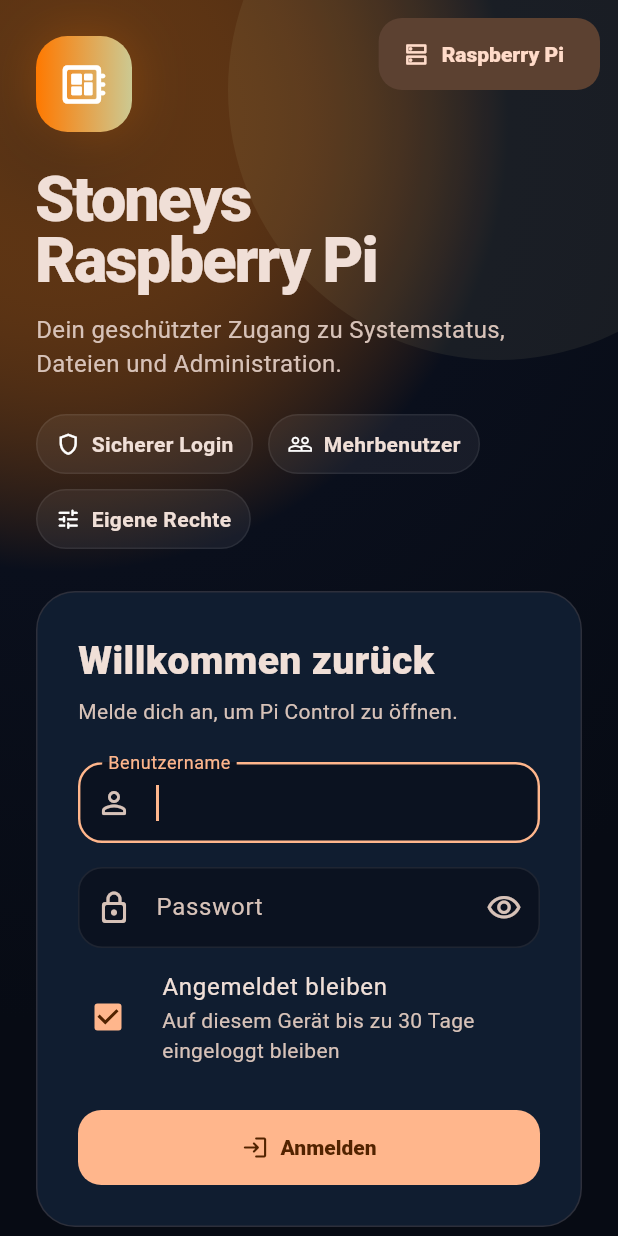
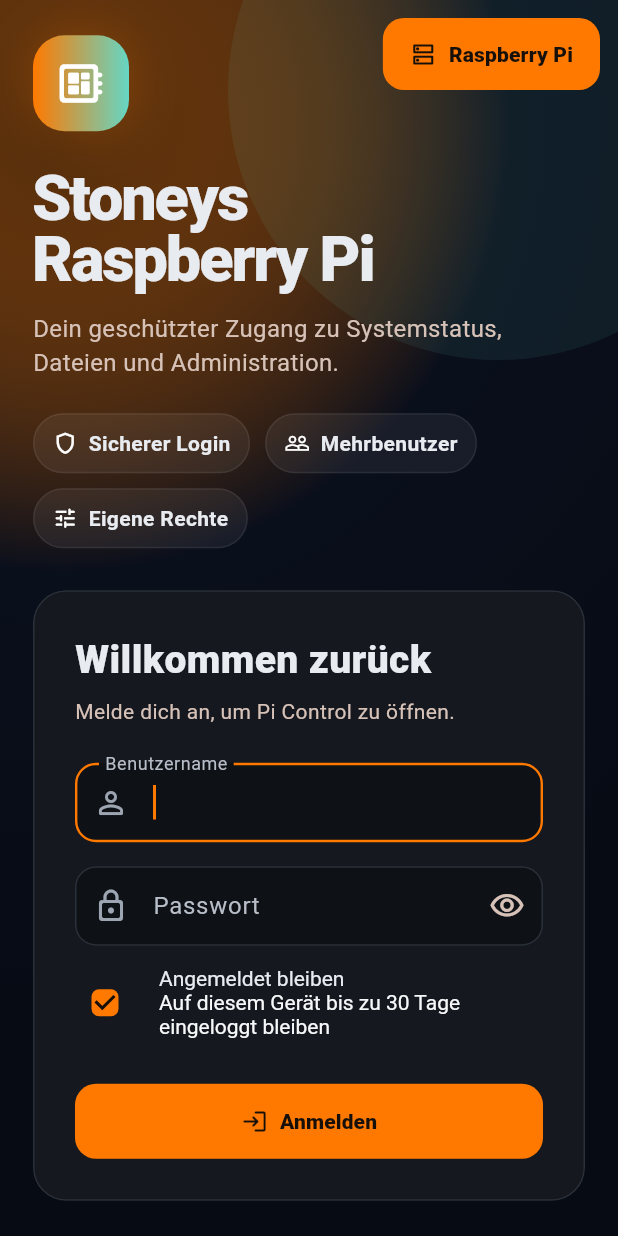
Before and after one commit to SimonSteindl/pi-control, a Flutter app: the screen it shows after launch, on a phone screen of 412 x 824 dp. Run offline on Flutter 3.47's test engine with Material 3 defaults, Android fonts, the phone set to English and light mode, and no system bars; our stand-ins replace file_picker, flutter_secure_storage, image_picker, qr_flutter, shared_preferences; missing offline and left inert: home_widget, workmanager; statements that could not run were skipped.

Commit message:
Redesign shared Pi-Control theme and component styling

```diff
--- a/app/lib/layout_system.dart
+++ b/app/lib/layout_system.dart
@@ -99,9 +99,24 @@
   PiLayoutStyle style,
   Color accent,
 ) {
+  // Pi-Control redesign preview: a quieter graphite canvas, warm orange focus,
+  // high-contrast typography, and one consistent component language.
   final scheme = ColorScheme.fromSeed(
     seedColor: accent,
     brightness: Brightness.dark,
+    surface: const Color(0xFF15181E),
+  ).copyWith(
+    primary: accent,
+    secondary: const Color(0xFFFFB36B),
+    tertiary: const Color(0xFF65D6C4),
+    surface: const Color(0xFF15181E),
+    surfaceContainerLowest: const Color(0xFF0C0E12),
+    surfaceContainerLow: const Color(0xFF111419),
+    surfaceContainer: const Color(0xFF171B21),
+    surfaceContainerHigh: const Color(0xFF1D222A),
+    surfaceContainerHighest: const Color(0xFF252B34),
+    outline: const Color(0xFF343B46),
+    outlineVariant: const Color(0xFF2A3039),
   );
   final (
     background,
@@ -112,75 +127,77 @@
     gap,
   ) = switch (style) {
     PiLayoutStyle.aurora => (
-      const Color(0xFF07111F),
-      const Color(0xFF101D30),
-      26.0,
+      const Color(0xFF0B0D11),
+      const Color(0xFF15181E),
+      22.0,
       0.0,
-      20.0,
+      18.0,
       16.0,
     ),
     PiLayoutStyle.commandCenter => (
-      const Color(0xFF070B12),
-      const Color(0xFF101827),
-      20.0,
+      const Color(0xFF0B0D11),
+      const Color(0xFF15181E),
+      18.0,
       0.0,
       22.0,
       15.0,
     ),
     PiLayoutStyle.compact => (
-      const Color(0xFF0B0E13),
-      const Color(0xFF151920),
-      10.0,
+      const Color(0xFF0B0D11),
+      const Color(0xFF14171C),
+      14.0,
       0.0,
       12.0,
-      8.0,
+      9.0,
     ),
     PiLayoutStyle.classic => (
-      const Color(0xFF101318),
-      const Color(0xFF1B2028),
+      const Color(0xFF0D0F13),
+      const Color(0xFF171A20),
       16.0,
-      1.0,
+      0.0,
       16.0,
       12.0,
     ),
   };
 
   final dense = style == PiLayoutStyle.compact;
-  final border = BorderSide(color: Colors.white.withValues(alpha: 0.08));
+  final border = const BorderSide(color: Color(0xFF2A3039));
   final rounded = RoundedRectangleBorder(
     borderRadius: BorderRadius.circular(radius),
+    side: border,
+  );
+  final textTheme = base.textTheme.apply(
+    bodyColor: const Color(0xFFE8EBF0),
+    displayColor: const Color(0xFFF7F8FA),
   );
 
   return base.copyWith(
     colorScheme: scheme,
     scaffoldBackgroundColor: background,
     visualDensity: dense ? VisualDensity.compact : VisualDensity.standard,
-    textTheme: base.textTheme.copyWith(
-      headlineLarge: base.textTheme.headlineLarge?.copyWith(
-        fontWeight: FontWeight.w900,
-        letterSpacing: -1.1,
-        height: 1.05,
+    textTheme: textTheme.copyWith(
+      displayLarge: textTheme.displayLarge?.copyWith(
+        fontWeight: FontWeight.w900, letterSpacing: -1.5, height: 1.0,
       ),
-      headlineMedium: base.textTheme.headlineMedium?.copyWith(
-        fontWeight: FontWeight.w900,
-        letterSpacing: -0.7,
+      headlineLarge: textTheme.headlineLarge?.copyWith(
+        fontWeight: FontWeight.w900, letterSpacing: -1.0, height: 1.05,
       ),
-      headlineSmall: base.textTheme.headlineSmall?.copyWith(
-        fontWeight: FontWeight.w900,
-        letterSpacing: -0.5,
+      headlineMedium: textTheme.headlineMedium?.copyWith(
+        fontWeight: FontWeight.w900, letterSpacing: -0.7,
       ),
-      titleLarge: base.textTheme.titleLarge?.copyWith(
-        fontWeight: FontWeight.w800,
-        letterSpacing: -0.25,
+      headlineSmall: textTheme.headlineSmall?.copyWith(
+        fontWeight: FontWeight.w800, letterSpacing: -0.4,
       ),
-      titleMedium: base.textTheme.titleMedium?.copyWith(
-        fontWeight: FontWeight.w700,
+      titleLarge: textTheme.titleLarge?.copyWith(
+        fontWeight: FontWeight.w800, letterSpacing: -0.25,
       ),
-      bodyMedium: base.textTheme.bodyMedium?.copyWith(height: 1.4),
-      bodySmall: base.textTheme.bodySmall?.copyWith(
-        color: scheme.onSurfaceVariant,
-        height: 1.35,
+      titleMedium: textTheme.titleMedium?.copyWith(fontWeight: FontWeight.w700),
+      bodyLarge: textTheme.bodyLarge?.copyWith(height: 1.42),
+      bodyMedium: textTheme.bodyMedium?.copyWith(height: 1.42),
+      bodySmall: textTheme.bodySmall?.copyWith(
+        color: const Color(0xFFA4ACB8), height: 1.35,
       ),
+      labelLarge: textTheme.labelLarge?.copyWith(fontWeight: FontWeight.w800),
     ),
     extensions: [
       PiDesignTokens(
@@ -196,134 +213,171 @@
       elevation: elevation,
       margin: EdgeInsets.zero,
       surfaceTintColor: Colors.transparent,
+      clipBehavior: Clip.antiAlias,
       shape: RoundedRectangleBorder(
         borderRadius: BorderRadius.circular(radius),
-        side: BorderSide(
-          color: style == PiLayoutStyle.aurora
-              ? scheme.primary.withValues(alpha: 0.12)
-              : style == PiLayoutStyle.commandCenter
-              ? scheme.primary.withValues(alpha: 0.16)
-              : Colors.white.withValues(alpha: 0.07),
-        ),
+        side: border,
       ),
     ),
-    dividerTheme: DividerThemeData(color: Colors.white.withValues(alpha: 0.08)),
+    dividerTheme: const DividerThemeData(
+      color: Color(0xFF292F38), thickness: 1, space: 1,
+    ),
     dialogTheme: DialogThemeData(
       backgroundColor: surface,
       surfaceTintColor: Colors.transparent,
       shape: rounded,
+      titleTextStyle: textTheme.titleLarge?.copyWith(
+        color: const Color(0xFFF7F8FA), fontWeight: FontWeight.w800,
+      ),
     ),
     bottomSheetTheme: BottomSheetThemeData(
       backgroundColor: surface,
       modalBackgroundColor: surface,
       surfaceTintColor: Colors.transparent,
       showDragHandle: true,
+      dragHandleColor: const Color(0xFF535C68),
       shape: RoundedRectangleBorder(
-        borderRadius: BorderRadius.vertical(top: Radius.circular(radius)),
+        borderRadius: BorderRadius.vertical(top: Radius.circular(radius + 4)),
+        side: border,
       ),
     ),
     inputDecorationTheme: InputDecorationTheme(
       filled: true,
-      fillColor: const Color(0xFF0B1220),
+      fillColor: const Color(0xFF0E1116),
+      hintStyle: const TextStyle(color: Color(0xFF7E8794)),
+      labelStyle: const TextStyle(color: Color(0xFFB7BEC8)),
+      prefixIconColor: const Color(0xFF9CA5B1),
       border: OutlineInputBorder(
-        borderRadius: BorderRadius.circular(radius * .62),
+        borderRadius: BorderRadius.circular(14),
         borderSide: border,
       ),
       enabledBorder: OutlineInputBorder(
-        borderRadius: BorderRadius.circular(radius * .62),
+        borderRadius: BorderRadius.circular(14),
         borderSide: border,
       ),
       focusedBorder: OutlineInputBorder(
-        borderRadius: BorderRadius.circular(radius * .62),
-        borderSide: BorderSide(color: scheme.primary, width: 1.6),
+        borderRadius: BorderRadius.circular(14),
+        borderSide: BorderSide(color: accent, width: 1.6),
+      ),
+      errorBorder: OutlineInputBorder(
+        borderRadius: BorderRadius.circular(14),
+        borderSide: const BorderSide(color: Color(0xFFFF6B6B)),
       ),
       contentPadding: EdgeInsets.symmetric(
-        horizontal: dense ? 12 : 16,
-        vertical: dense ? 11 : 15,
+        horizontal: dense ? 12 : 16, vertical: dense ? 11 : 15,
       ),
     ),
     filledButtonTheme: FilledButtonThemeData(
       style: FilledButton.styleFrom(
+        backgroundColor: accent,
+        foregroundColor: const Color(0xFF17100A),
+        disabledBackgroundColor: accent.withValues(alpha: .28),
         minimumSize: Size(0, dense ? 42 : 48),
-        shape: RoundedRectangleBorder(
-          borderRadius: BorderRadius.circular(radius * .6),
-        ),
-        textStyle: const TextStyle(fontWeight: FontWeight.w800),
+        padding: const EdgeInsets.symmetric(horizontal: 18, vertical: 13),
+        shape: RoundedRectangleBorder(borderRadius: BorderRadius.circular(14)),
+        textStyle: const TextStyle(fontWeight: FontWeight.w800, letterSpacing: .1),
       ),
     ),
     outlinedButtonTheme: OutlinedButtonThemeData(
       style: OutlinedButton.styleFrom(
+        foregroundColor: const Color(0xFFE8EBF0),
         minimumSize: Size(0, dense ? 40 : 46),
         side: border,
-        shape: RoundedRectangleBorder(
-          borderRadius: BorderRadius.circular(radius * .6),
-        ),
+        shape: RoundedRectangleBorder(borderRadius: BorderRadius.circular(14)),
+        textStyle: const TextStyle(fontWeight: FontWeight.w700),
+      ),
+    ),
+    textButtonTheme: TextButtonThemeData(
+      style: TextButton.styleFrom(
+        foregroundColor: const Color(0xFFFFA34D),
         textStyle: const TextStyle(fontWeight: FontWeight.w700),
       ),
     ),
     chipTheme: base.chipTheme.copyWith(
-      backgroundColor: surface,
-      selectedColor: scheme.primaryContainer,
+      backgroundColor: const Color(0xFF1A1F26),
+      selectedColor: accent.withValues(alpha: .18),
       side: border,
-      shape: RoundedRectangleBorder(
-        borderRadius: BorderRadius.circular(radius * .5),
-      ),
+      labelStyle: const TextStyle(fontWeight: FontWeight.w700),
+      shape: RoundedRectangleBorder(borderRadius: BorderRadius.circular(12)),
     ),
     listTileTheme: ListTileThemeData(
-      shape: RoundedRectangleBorder(
-        borderRadius: BorderRadius.circular(radius * .58),
-      ),
+      shape: RoundedRectangleBorder(borderRadius: BorderRadius.circular(14)),
       contentPadding: EdgeInsets.symmetric(horizontal: dense ? 12 : 16),
+      iconColor: const Color(0xFFA8B0BC),
+      titleTextStyle: textTheme.titleMedium,
+      subtitleTextStyle: textTheme.bodySmall,
     ),
     snackBarTheme: SnackBarThemeData(
       behavior: SnackBarBehavior.floating,
-      backgroundColor: const Color(0xFF202A3B),
-      shape: RoundedRectangleBorder(
-        borderRadius: BorderRadius.circular(radius * .55),
-      ),
+      backgroundColor: const Color(0xFF252B34),
+      contentTextStyle: const TextStyle(color: Color(0xFFF7F8FA)),
+      shape: RoundedRectangleBorder(borderRadius: BorderRadius.circular(14)),
     ),
     progressIndicatorTheme: ProgressIndicatorThemeData(
-      color: scheme.primary,
-      linearTrackColor: scheme.primary.withValues(alpha: .12),
-      circularTrackColor: scheme.primary.withValues(alpha: .12),
+      color: accent,
+      linearTrackColor: accent.withValues(alpha: .15),
+      circularTrackColor: accent.withValues(alpha: .15),
     ),
-    tabBarTheme: TabBarThemeData(
-      dividerColor: Colors.white.withValues(alpha: .07),
-      indicatorColor: scheme.primary,
-      labelColor: scheme.primary,
-      unselectedLabelColor: scheme.onSurfaceVariant,
-      labelStyle: const TextStyle(fontWeight: FontWeight.w800),
-      unselectedLabelStyle: const TextStyle(fontWeight: FontWeight.w600),
+    tabBarTheme: const TabBarThemeData(
+      dividerColor: Color(0xFF292F38),
+      indicatorColor: Color(0xFFFF7900),
+      labelColor: Color(0xFFFFA34D),
+      unselectedLabelColor: Color(0xFF929BA8),
+      labelStyle: TextStyle(fontWeight: FontWeight.w800),
+      unselectedLabelStyle: TextStyle(fontWeight: FontWeight.w600),
     ),
     floatingActionButtonTheme: FloatingActionButtonThemeData(
-      backgroundColor: scheme.primary,
-      foregroundColor: scheme.onPrimary,
-      shape: RoundedRectangleBorder(
-        borderRadius: BorderRadius.circular(radius * .8),
+      backgroundColor: accent,
+      foregroundColor: const Color(0xFF17100A),
+      shape: RoundedRectangleBorder(borderRadius: BorderRadius.circular(18)),
+    ),
+    navigationRailTheme: const NavigationRailThemeData(
+      backgroundColor: Color(0xFF111419),
+      indicatorColor: Color(0x2EFF7900),
+      selectedIconTheme: IconThemeData(color: Color(0xFFFFA34D)),
+      selectedLabelTextStyle: TextStyle(
+        color: Color(0xFFFFA34D), fontWeight: FontWeight.w800,
       ),
+      unselectedIconTheme: IconThemeData(color: Color(0xFF8D96A3)),
+      unselectedLabelTextStyle: TextStyle(color: Color(0xFF8D96A3)),
     ),
-    navigationRailTheme: NavigationRailThemeData(
-      backgroundColor: surface,
-      indicatorColor: scheme.primary.withValues(alpha: .22),
-      selectedIconTheme: IconThemeData(color: scheme.primary),
-      selectedLabelTextStyle: TextStyle(
-        color: scheme.primary,
-        fontWeight: FontWeight.w800,
-      ),
-    ),
-    appBarTheme: AppBarTheme(
+    appBarTheme: const AppBarTheme(
       elevation: 0,
       centerTitle: false,
-      backgroundColor: background,
+      backgroundColor: Color(0xFF0B0D11),
+      foregroundColor: Color(0xFFF7F8FA),
       surfaceTintColor: Colors.transparent,
     ),
     navigationBarTheme: NavigationBarThemeData(
-      height: style == PiLayoutStyle.compact ? 66 : 76,
-      backgroundColor: surface,
-      indicatorColor: scheme.primary.withValues(alpha: 0.22),
-      labelTextStyle: const WidgetStatePropertyAll(
-        TextStyle(fontWeight: FontWeight.w700),
-      ),
+      height: style == PiLayoutStyle.compact ? 66 : 72,
+      backgroundColor: const Color(0xFF111419),
+      surfaceTintColor: Colors.transparent,
+      indicatorColor: accent.withValues(alpha: .18),
+      labelTextStyle: WidgetStateProperty.resolveWith((states) => TextStyle(
+        fontWeight: states.contains(WidgetState.selected) ? FontWeight.w800 : FontWeight.w600,
+        fontSize: 11,
+        color: states.contains(WidgetState.selected) ? const Color(0xFFFFA34D) : const Color(0xFF8D96A3),
+      )),
+      iconTheme: WidgetStateProperty.resolveWith((states) => IconThemeData(
+        color: states.contains(WidgetState.selected) ? accent : const Color(0xFF8D96A3),
+      )),
+    ),
+    switchTheme: SwitchThemeData(
+      thumbColor: WidgetStateProperty.resolveWith((states) =>
+        states.contains(WidgetState.selected) ? accent : const Color(0xFF929BA8)),
+      trackColor: WidgetStateProperty.resolveWith((states) =>
+        states.contains(WidgetState.selected) ? accent.withValues(alpha: .38) : const Color(0xFF343B46)),
+    ),
+    checkboxTheme: CheckboxThemeData(
+      fillColor: WidgetStateProperty.resolveWith((states) =>
+        states.contains(WidgetState.selected) ? accent : Colors.transparent),
+      checkColor: const WidgetStatePropertyAll(Color(0xFF17100A)),
+      side: const BorderSide(color: Color(0xFF535C68)),
+      shape: RoundedRectangleBorder(borderRadius: BorderRadius.circular(5)),
+    ),
+    radioTheme: RadioThemeData(
+      fillColor: WidgetStateProperty.resolveWith((states) =>
+        states.contains(WidgetState.selected) ? accent : const Color(0xFF929BA8)),
     ),
   );
 }
```
